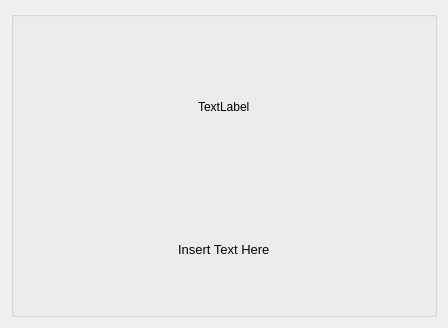
Before: the Qt Designer form PDFPreview/gui/ui_about.ui in FlyBoy8869/PDFPreview, drawn with Qt 5.
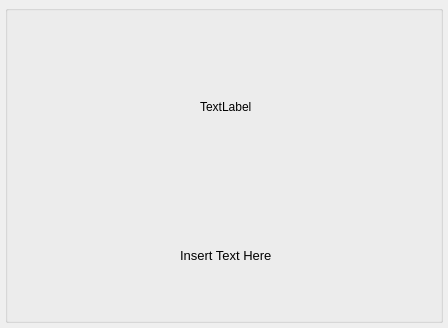
After: the same form once the commit is applied.

Commit message: Tweaks About dialog layout.

The edit to the form file:
```diff
--- a/PDFPreview/gui/ui_about.ui
+++ b/PDFPreview/gui/ui_about.ui
@@ -14,12 +14,27 @@
    <string>About</string>
   </property>
   <layout class="QVBoxLayout" name="verticalLayout_3">
+   <property name="leftMargin">
+    <number>5</number>
+   </property>
+   <property name="topMargin">
+    <number>5</number>
+   </property>
+   <property name="rightMargin">
+    <number>5</number>
+   </property>
+   <property name="bottomMargin">
+    <number>5</number>
+   </property>
    <item>
     <widget class="QGroupBox" name="groupBox">
      <property name="title">
       <string/>
      </property>
      <layout class="QVBoxLayout" name="verticalLayout_2">
+      <property name="leftMargin">
+       <number>12</number>
+      </property>
       <item>
        <layout class="QHBoxLayout" name="horizontalLayout">
         <item>
```
